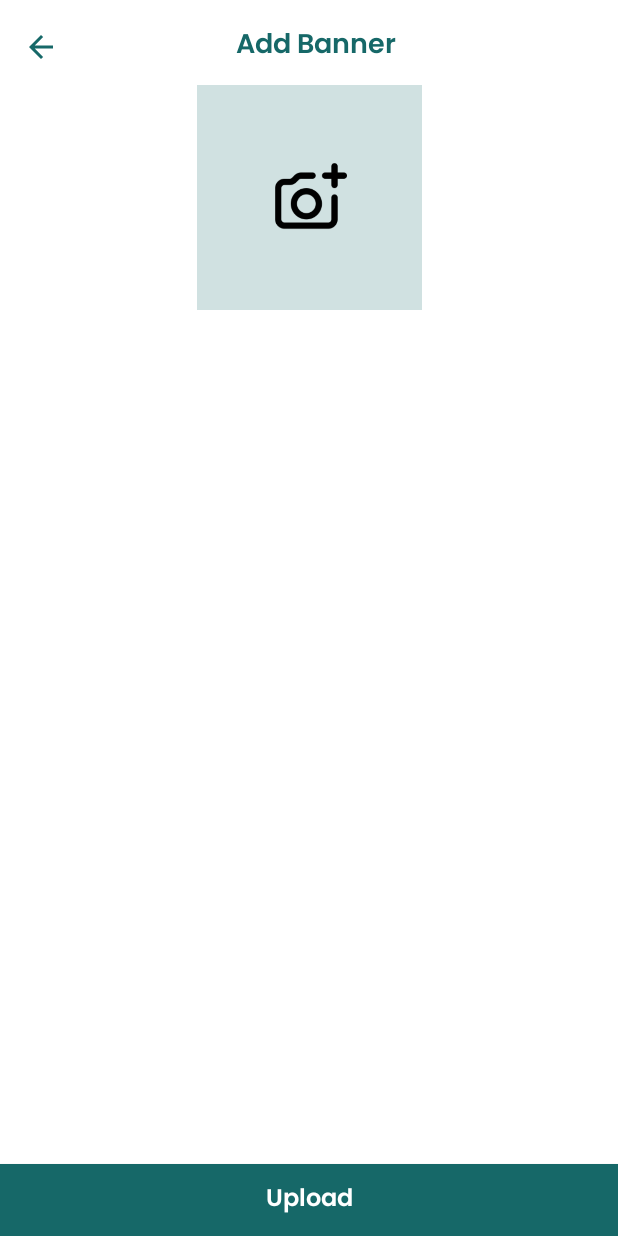
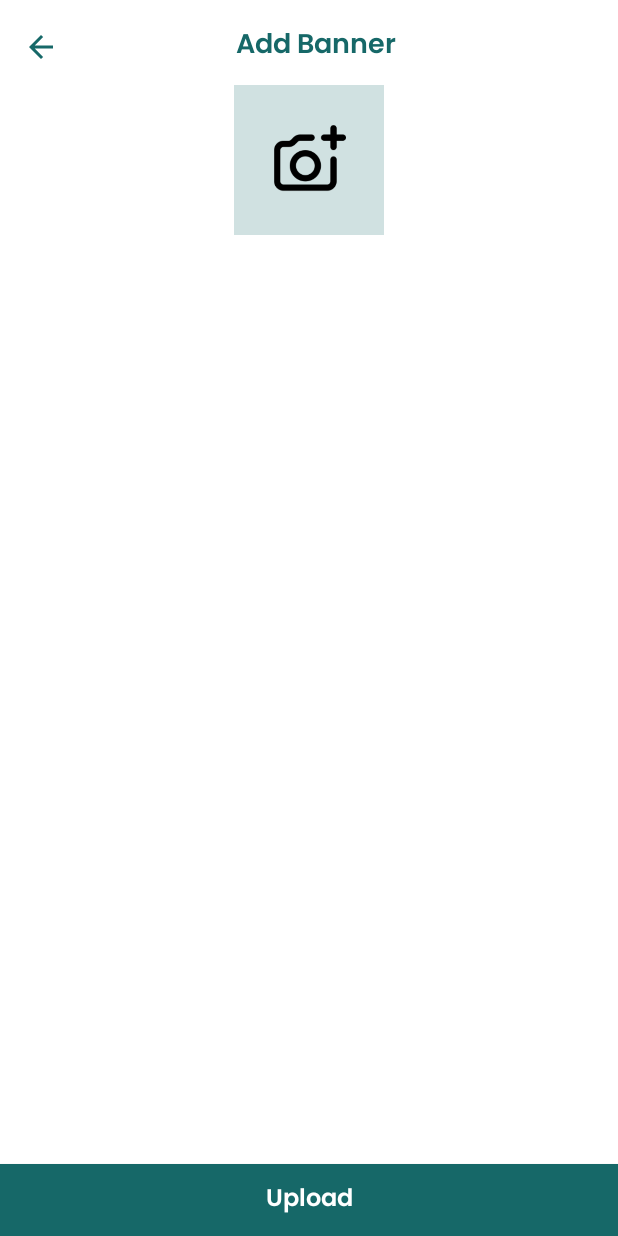
Before and after one commit to pratikmtele/eshop, an Android app: the AddBannerActivity screen opened directly, with no data from a screen before it, on a phone screen of 412 x 824 dp. Run offline under Robolectric (Android 15) with nearby library versions, the phone set to English and light mode, and no system bars; our stand-ins replace Firebase (no records; nobody signed in at launch, a user with empty details on screens opened directly).

Commit message:
add product activity updated

```diff
--- a/ecommerceapp/eshopadminpanel/src/main/java/com/example/eshopadminpanel/AddProductActivity.java
+++ b/ecommerceapp/eshopadminpanel/src/main/java/com/example/eshopadminpanel/AddProductActivity.java
@@ -189,7 +189,7 @@ public class AddProductActivity extends AppCompatActivity {
         super.onActivityResult(requestCode, resultCode, data);
         if (requestCode == 1 && resultCode == Activity.RESULT_OK) {
             if (data.getClipData() != null) {
-                for (int i = 0; i < 5; i++) {
+                for (int i = 0; i < 3; i++) {
                     product_images.add(data.getClipData().getItemAt(i).getUri());
                 }
                 productImagesAdapter.notifyDataSetChanged();
--- a/ecommerceapp/eshopadminpanel/src/main/res/layout/activity_add_banner.xml
+++ b/ecommerceapp/eshopadminpanel/src/main/res/layout/activity_add_banner.xml
@@ -50,8 +50,8 @@
 
             <LinearLayout
                 android:id="@+id/addBanner"
-                android:layout_width="150dp"
-                android:layout_height="150dp"
+                android:layout_width="100dp"
+                android:layout_height="100dp"
                 android:layout_marginTop="10dp"
                 android:background="@color/notification_bg"
                 android:gravity="center"
@@ -77,6 +77,7 @@
                 app:layout_constraintEnd_toEndOf="parent"
                 app:layout_constraintStart_toStartOf="parent"
                 app:layout_constraintTop_toBottomOf="@+id/addBanner"
+                tools:ignore="SpeakableTextPresentCheck"
                 tools:listitem="@layout/sample_add_banner_design" />
 
         </androidx.constraintlayout.widget.ConstraintLayout>
```
